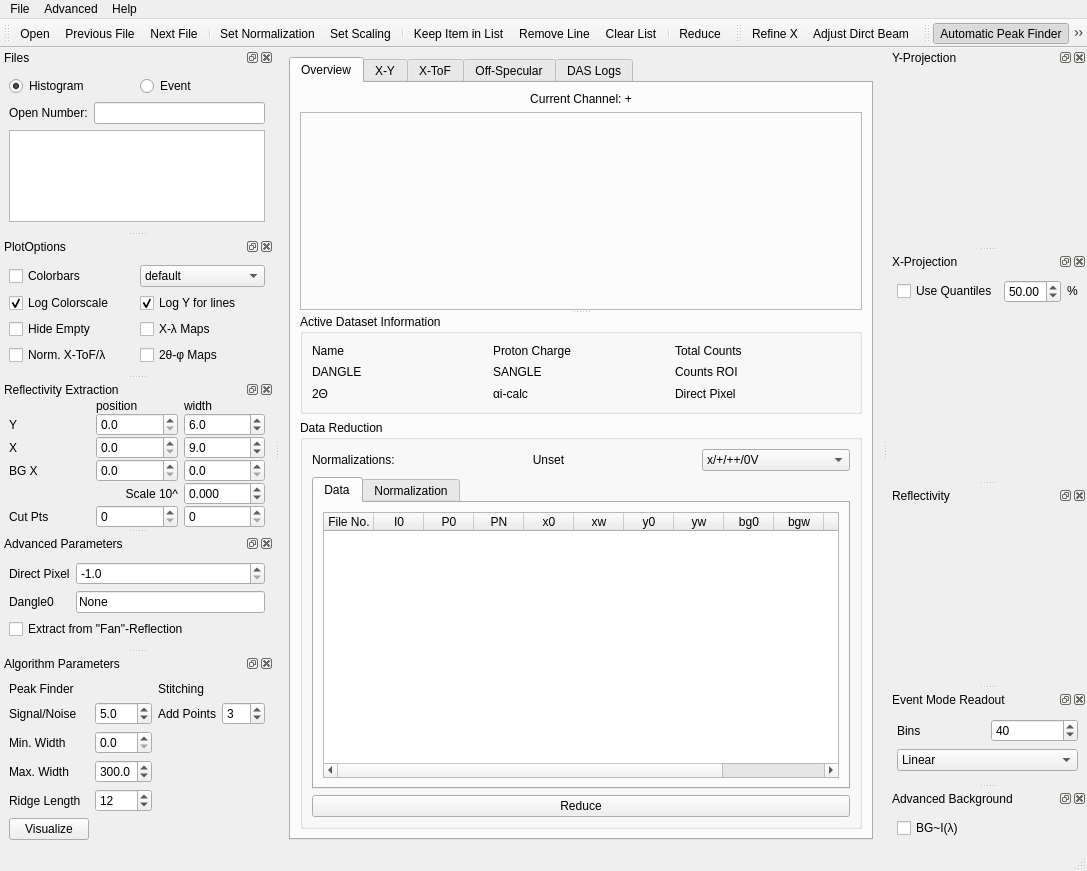
First picture: the form in designer/main_window.ui, repository aglavic/quicknxs, before the edit.
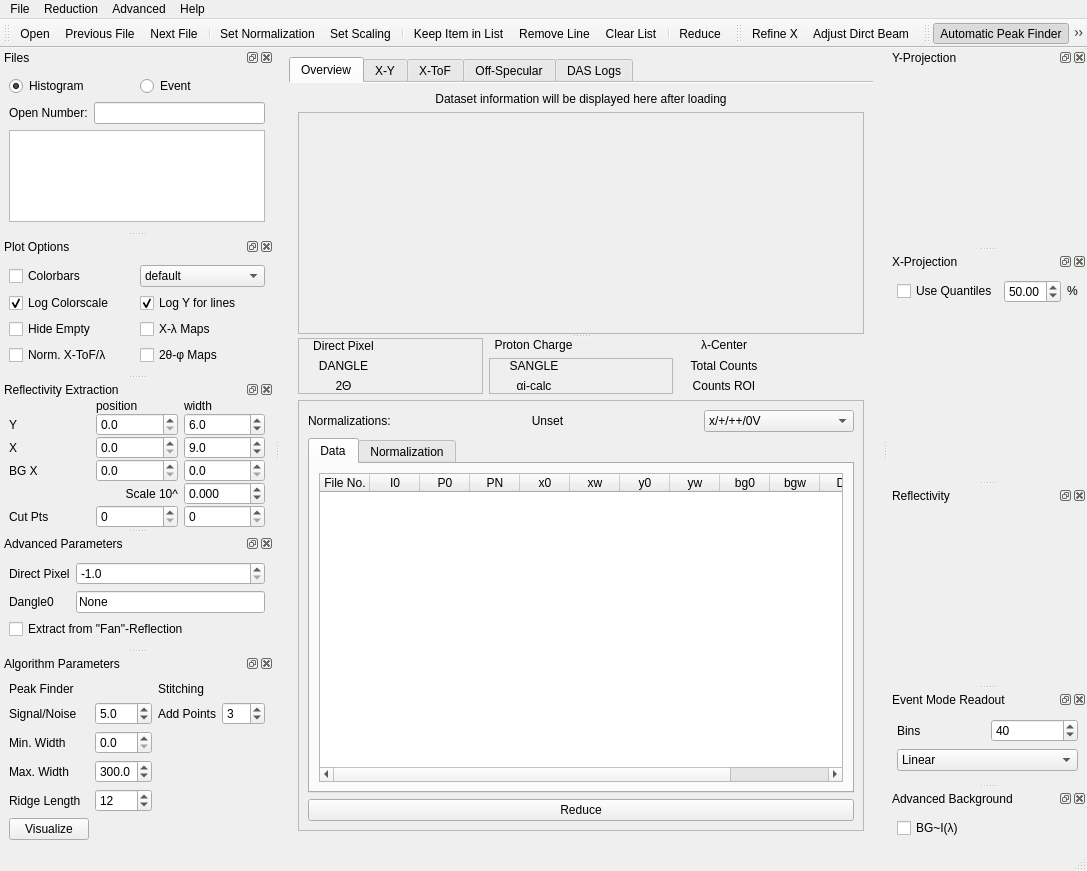
Second picture: the form after the edit. Icons and pictures are not drawn. Custom widgets are drawn as their Qt base class.

Commit message: - Start documentation - GUI tooltips for most elements - Fix most plot label problems with matplotlib - Update labels reorganized - Print plots and mpl toolbar -

The edit to the form file:
```diff
--- a/designer/main_window.ui
+++ b/designer/main_window.ui
@@ -30,6 +30,9 @@
       <property name="currentIndex">
        <number>0</number>
       </property>
+      <property name="documentMode">
+       <bool>true</bool>
+      </property>
       <widget class="QWidget" name="Overview_Tab">
        <attribute name="title">
         <string>Overview</string>
@@ -38,7 +41,7 @@
         <item>
          <widget class="QLabel" name="currentChannel">
           <property name="text">
-           <string>Current Channel: +</string>
+           <string>Dataset information will be displayed here after loading</string>
           </property>
           <property name="alignment">
            <set>Qt::AlignCenter</set>
@@ -95,119 +98,83 @@
           <widget class="QWidget" name="widget_3" native="true">
            <layout class="QVBoxLayout" name="verticalLayout_11">
             <item>
-             <widget class="QGroupBox" name="groupBox">
-              <property name="minimumSize">
-               <size>
-                <width>0</width>
-                <height>100</height>
-               </size>
+             <widget class="QFrame" name="frame">
+              <property name="frameShape">
+               <enum>QFrame::NoFrame</enum>
               </property>
-              <property name="title">
-               <string>Active Dataset Information</string>
+              <layout class="QHBoxLayout" name="horizontalLayout_13">
+               <property name="margin">
+                <number>0</number>
+               </property>
+               <item>
+                <widget class="QFrame" name="frame_5">
+                 <property name="frameShape">
+                  <enum>QFrame::StyledPanel</enum>
+                 </property>
+                 <property name="frameShadow">
+                  <enum>QFrame::Raised</enum>
               </property>
               <layout class="QGridLayout" name="gridLayout_4">
-               <item row="2" column="3">
-                <widget class="QLabel" name="label_12">
-                 <property name="text">
-                  <string>SANGLE</string>
-                 </property>
-                 <property name="textInteractionFlags">
-                  <set>Qt::LinksAccessibleByMouse|Qt::TextSelectableByMouse</set>
-                 </property>
-                </widget>
-               </item>
-               <item row="3" column="2">
-                <widget class="QLabel" name="datasetTth">
-                 <property name="text">
-                  <string/>
-                 </property>
-                 <property name="alignment">
-                  <set>Qt::AlignCenter</set>
-                 </property>
                  <property name="margin">
-                  <number>2</number>
-                 </property>
-                 <property name="textInteractionFlags">
-                  <set>Qt::LinksAccessibleByMouse|Qt::TextSelectableByMouse</set>
-                 </property>
-                </widget>
-               </item>
-               <item row="3" column="4">
-                <widget class="QLabel" name="datasetAi">
+                   <number>0</number>
+                  </property>
+                  <item row="0" column="0">
+                   <widget class="QLabel" name="label_17">
+                    <property name="toolTip">
+                     <string>Direct pixel value read from file, if overwrite is active, the read value is in brackets</string>
+                    </property>
                  <property name="text">
-                  <string/>
+                     <string>Direct Pixel</string>
                  </property>
                  <property name="alignment">
                   <set>Qt::AlignCenter</set>
                  </property>
-                 <property name="margin">
-                  <number>2</number>
-                 </property>
-                 <property name="textInteractionFlags">
-                  <set>Qt::LinksAccessibleByMouse|Qt::TextSelectableByMouse</set>
-                 </property>
-                </widget>
-               </item>
-               <item row="2" column="0">
+                   </widget>
+                  </item>
+                  <item row="1" column="0">
                 <widget class="QLabel" name="label_11">
                  <property name="text">
                   <string>DANGLE</string>
                  </property>
+                    <property name="alignment">
+                     <set>Qt::AlignCenter</set>
+                    </property>
                  <property name="textInteractionFlags">
                   <set>Qt::LinksAccessibleByMouse|Qt::TextSelectableByMouse</set>
                  </property>
                 </widget>
                </item>
-               <item row="0" column="6">
-                <widget class="QLabel" name="datasetTotCounts">
+                  <item row="2" column="0">
+                   <widget class="QLabel" name="label_15">
+                    <property name="toolTip">
+                     <string>Two theta value calculated from file, if DANGLE0 overwrite is active, the read value is in brackets</string>
+                    </property>
                  <property name="text">
-                  <string/>
+                     <string>2Θ</string>
                  </property>
                  <property name="alignment">
                   <set>Qt::AlignCenter</set>
                  </property>
-                 <property name="margin">
-                  <number>2</number>
-                 </property>
                  <property name="textInteractionFlags">
                   <set>Qt::LinksAccessibleByMouse|Qt::TextSelectableByMouse</set>
                  </property>
                 </widget>
                </item>
-               <item row="0" column="5">
-                <widget class="QLabel" name="label_10">
-                 <property name="text">
-                  <string>Total Counts</string>
-                 </property>
-                 <property name="textInteractionFlags">
-                  <set>Qt::LinksAccessibleByMouse|Qt::TextSelectableByMouse</set>
-                 </property>
-                </widget>
-               </item>
-               <item row="2" column="6">
-                <widget class="QLabel" name="datasetROI">
+                  <item row="0" column="1">
+                   <widget class="QLabel" name="datasetDirectPixel">
+                    <property name="toolTip">
+                     <string>Direct pixel value read from file, if overwrite is active, the read value is in brackets</string>
+                    </property>
                  <property name="text">
                   <string/>
                  </property>
-                 <property name="alignment">
-                  <set>Qt::AlignCenter</set>
-                 </property>
-                 <property name="margin">
-                  <number>2</number>
-                 </property>
-                 <property name="textInteractionFlags">
-                  <set>Qt::LinksAccessibleByMouse|Qt::TextSelectableByMouse</set>
-                 </property>
-                </widget>
-               </item>
-               <item row="2" column="2">
+                   </widget>
+                  </item>
+                  <item row="1" column="1">
                 <widget class="QLabel" name="datasetDangle">
                  <property name="text">
                   <string/>
                  </property>
-                 <property name="alignment">
-                  <set>Qt::AlignCenter</set>
-                 </property>
                  <property name="margin">
                   <number>2</number>
                  </property>
@@ -216,14 +183,14 @@
                  </property>
                 </widget>
                </item>
-               <item row="0" column="4">
-                <widget class="QLabel" name="datasetPCharge">
+                  <item row="2" column="1">
+                   <widget class="QLabel" name="datasetTth">
+                    <property name="toolTip">
+                     <string>Two theta value calculated from file, if DANGLE0 overwrite is active, the read value is in brackets</string>
+                    </property>
                  <property name="text">
                   <string/>
                  </property>
-                 <property name="alignment">
-                  <set>Qt::AlignCenter</set>
-                 </property>
                  <property name="margin">
                   <number>2</number>
                  </property>
@@ -232,109 +199,238 @@
                  </property>
                 </widget>
                </item>
+                 </layout>
+                </widget>
+               </item>
+               <item>
+                <widget class="QWidget" name="widget_8" native="true">
+                 <layout class="QGridLayout" name="gridLayout_11">
+                  <property name="margin">
+                   <number>0</number>
+                  </property>
                <item row="0" column="0">
-                <widget class="QLabel" name="label_8">
-                 <property name="text">
-                  <string>Name</string>
-                 </property>
-                 <property name="textInteractionFlags">
-                  <set>Qt::LinksAccessibleByMouse|Qt::TextSelectableByMouse</set>
-                 </property>
-                </widget>
-               </item>
-               <item row="2" column="5">
-                <widget class="QLabel" name="label_14">
-                 <property name="text">
-                  <string>Counts ROI</string>
-                 </property>
-                 <property name="textInteractionFlags">
-                  <set>Qt::LinksAccessibleByMouse|Qt::TextSelectableByMouse</set>
-                 </property>
-                </widget>
-               </item>
-               <item row="0" column="2">
-                <widget class="QLabel" name="datasetName">
-                 <property name="text">
-                  <string/>
-                 </property>
-                 <property name="alignment">
-                  <set>Qt::AlignCenter</set>
-                 </property>
-                 <property name="margin">
-                  <number>2</number>
-                 </property>
-                 <property name="textInteractionFlags">
-                  <set>Qt::LinksAccessibleByMouse|Qt::TextSelectableByMouse</set>
-                 </property>
-                </widget>
-               </item>
-               <item row="2" column="4">
-                <widget class="QLabel" name="datasetSangle">
-                 <property name="text">
-                  <string/>
-                 </property>
-                 <property name="alignment">
-                  <set>Qt::AlignCenter</set>
-                 </property>
-                 <property name="margin">
-                  <number>2</number>
-                 </property>
-                 <property name="textInteractionFlags">
-                  <set>Qt::LinksAccessibleByMouse|Qt::TextSelectableByMouse</set>
-                 </property>
-                </widget>
-               </item>
-               <item row="0" column="3">
                 <widget class="QLabel" name="label_9">
                  <property name="text">
                   <string>Proton Charge</string>
                  </property>
+                    <property name="alignment">
+                     <set>Qt::AlignCenter</set>
+                    </property>
                  <property name="textInteractionFlags">
                   <set>Qt::LinksAccessibleByMouse|Qt::TextSelectableByMouse</set>
                  </property>
                 </widget>
                </item>
-               <item row="3" column="3">
+                  <item row="0" column="1">
+                   <widget class="QLabel" name="datasetPCharge">
+                    <property name="toolTip">
+                     <string>Read from file</string>
+                    </property>
+                    <property name="text">
+                     <string/>
+                    </property>
+                    <property name="margin">
+                     <number>2</number>
+                    </property>
+                    <property name="textInteractionFlags">
+                     <set>Qt::LinksAccessibleByMouse|Qt::TextSelectableByMouse</set>
+                    </property>
+                   </widget>
+                  </item>
+                  <item row="1" column="0" colspan="2">
+                   <widget class="QFrame" name="frame_6">
+                    <property name="frameShape">
+                     <enum>QFrame::StyledPanel</enum>
+                    </property>
+                    <property name="frameShadow">
+                     <enum>QFrame::Raised</enum>
+                    </property>
+                    <layout class="QGridLayout" name="gridLayout_9">
+                     <property name="margin">
+                      <number>0</number>
+                     </property>
+                     <item row="0" column="0">
+                      <widget class="QLabel" name="label_12">
+                       <property name="toolTip">
+                        <string>Sample angle read from file</string>
+                       </property>
+                       <property name="text">
+                        <string>SANGLE</string>
+                       </property>
+                       <property name="alignment">
+                        <set>Qt::AlignCenter</set>
+                       </property>
+                       <property name="textInteractionFlags">
+                        <set>Qt::LinksAccessibleByMouse|Qt::TextSelectableByMouse</set>
+                       </property>
+                      </widget>
+                     </item>
+                     <item row="0" column="1">
+                      <widget class="QLabel" name="datasetSangle">
+                       <property name="toolTip">
+                        <string>Sample angle read from file</string>
+                       </property>
+                       <property name="text">
+                        <string/>
+                       </property>
+                       <property name="margin">
+                        <number>2</number>
+                       </property>
+                       <property name="textInteractionFlags">
+                        <set>Qt::LinksAccessibleByMouse|Qt::TextSelectableByMouse</set>
+                       </property>
+                      </widget>
+                     </item>
+                     <item row="1" column="0">
                 <widget class="QLabel" name="label_13">
                  <property name="text">
                   <string>αi-calc</string>
                  </property>
+                       <property name="alignment">
+                        <set>Qt::AlignCenter</set>
+                       </property>
                  <property name="textInteractionFlags">
                   <set>Qt::LinksAccessibleByMouse|Qt::TextSelectableByMouse</set>
                  </property>
                 </widget>
                </item>
-               <item row="3" column="0">
-                <widget class="QLabel" name="label_15">
+                     <item row="1" column="1">
+                      <widget class="QLabel" name="datasetAi">
+                       <property name="toolTip">
+                        <string>Sample angle calculated from 2Θ and X-center position</string>
+                       </property>
                  <property name="text">
-                  <string>2Θ</string>
-                 </property>
+                        <string/>
+                       </property>
+                       <property name="margin">
+                        <number>2</number>
+                       </property>
                  <property name="textInteractionFlags">
                   <set>Qt::LinksAccessibleByMouse|Qt::TextSelectableByMouse</set>
                  </property>
                 </widget>
                </item>
-               <item row="3" column="5">
-                <widget class="QLabel" name="label_17">
+                    </layout>
+                   </widget>
+                  </item>
+                 </layout>
+                </widget>
+               </item>
+               <item>
+                <widget class="QWidget" name="widget_7" native="true">
+                 <layout class="QGridLayout" name="gridLayout_10">
+                  <property name="margin">
+                   <number>0</number>
+                  </property>
+                  <item row="0" column="0">
+                   <widget class="QLabel" name="label_8">
+                    <property name="toolTip">
+                     <string>Read from file</string>
+                    </property>
                  <property name="text">
-                  <string>Direct Pixel</string>
-                 </property>
-                </widget>
-               </item>
-               <item row="3" column="6">
-                <widget class="QLabel" name="datasetDirectPixel">
+                     <string>λ-Center</string>
+                    </property>
+                    <property name="alignment">
+                     <set>Qt::AlignCenter</set>
+                    </property>
+                    <property name="textInteractionFlags">
+                     <set>Qt::LinksAccessibleByMouse|Qt::TextSelectableByMouse</set>
+                    </property>
+                   </widget>
+                  </item>
+                  <item row="0" column="1">
+                   <widget class="QLabel" name="datasetLambda">
+                    <property name="toolTip">
+                     <string>Read from file</string>
+                    </property>
                  <property name="text">
                   <string/>
                  </property>
-                </widget>
-               </item>
+                    <property name="margin">
+                     <number>2</number>
+                    </property>
+                    <property name="textInteractionFlags">
+                     <set>Qt::LinksAccessibleByMouse|Qt::TextSelectableByMouse</set>
+                    </property>
+                   </widget>
+                  </item>
+                  <item row="1" column="0">
+                   <widget class="QLabel" name="label_10">
+                    <property name="toolTip">
+                     <string>Read from file</string>
+                    </property>
+                    <property name="text">
+                     <string>Total Counts</string>
+                    </property>
+                    <property name="alignment">
+                     <set>Qt::AlignCenter</set>
+                    </property>
+                    <property name="textInteractionFlags">
+                     <set>Qt::LinksAccessibleByMouse|Qt::TextSelectableByMouse</set>
+                    </property>
+                   </widget>
+                  </item>
+                  <item row="1" column="1">
+                   <widget class="QLabel" name="datasetTotCounts">
+                    <property name="toolTip">
+                     <string>Read from file</string>
+                    </property>
+                    <property name="text">
+                     <string/>
+                    </property>
+                    <property name="margin">
+                     <number>2</number>
+                    </property>
+                    <property name="textInteractionFlags">
+                     <set>Qt::LinksAccessibleByMouse|Qt::TextSelectableByMouse</set>
+                    </property>
+                   </widget>
+                  </item>
+                  <item row="2" column="0">
+                   <widget class="QLabel" name="label_14">
+                    <property name="toolTip">
+                     <string>Counts in the window selected for X and Y</string>
+                    </property>
+                    <property name="text">
+                     <string>Counts ROI</string>
+                    </property>
+                    <property name="alignment">
+                     <set>Qt::AlignCenter</set>
+                    </property>
+                    <property name="textInteractionFlags">
+                     <set>Qt::LinksAccessibleByMouse|Qt::TextSelectableByMouse</set>
+                    </property>
+                   </widget>
+                  </item>
+                  <item row="2" column="1">
+                   <widget class="QLabel" name="datasetROI">
+                    <property name="toolTip">
+                     <string>Counts in the window selected for X and Y</string>
+                    </property>
+                    <property name="text">
+                     <string/>
+                    </property>
+                    <property name="margin">
+                     <number>2</number>
+                    </property>
+                    <property name="textInteractionFlags">
+                     <set>Qt::LinksAccessibleByMouse|Qt::TextSelectableByMouse</set>
+                    </property>
+                   </widget>
+                  </item>
               </layout>
              </widget>
             </item>
+              </layout>
+             </widget>
+            </item>
             <item>
-             <widget class="QGroupBox" name="groupBox_2">
-              <property name="title">
-               <string>Data Reduction</string>
+             <widget class="QFrame" name="frame_2">
+              <property name="frameShape">
+               <enum>QFrame::StyledPanel</enum>
+              </property>
+              <property name="frameShadow">
+               <enum>QFrame::Raised</enum>
               </property>
               <layout class="QVBoxLayout" name="verticalLayout_12">
                <item>
@@ -1018,7 +1114,21 @@
     <addaction name="actionManual"/>
     <addaction name="actionAbout"/>
    </widget>
+   <widget class="QMenu" name="menuReduction">
+    <property name="title">
+     <string>Reduction</string>
+    </property>
+    <addaction name="actionNorm"/>
+    <addaction name="actionNormalizeScaling"/>
+    <addaction name="separator"/>
+    <addaction name="actionAddPlot"/>
+    <addaction name="actionRemove"/>
+    <addaction name="actionClear"/>
+    <addaction name="separator"/>
+    <addaction name="actionReduce"/>
+   </widget>
    <addaction name="menuFile"/>
+   <addaction name="menuReduction"/>
    <addaction name="menuAdvanced"/>
    <addaction name="menuHelp"/>
   </widget>
@@ -1093,7 +1203,7 @@
     </sizepolicy>
    </property>
    <property name="windowTitle">
-    <string>PlotOptions</string>
+    <string>Plot Options</string>
    </property>
    <attribute name="dockWidgetArea">
     <number>1</number>
```
Left out of the diff: 275 changed lines with no effect on the pictures. Lines whose indentation alone changed are shown as unchanged. The commit also changes 42 other files.
